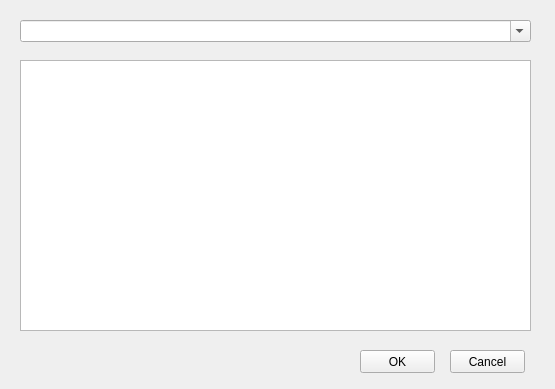
Above: RemoteDiffTool/ui/RemoteBrowse.ui from ldl5007/RemoteDiffTool before the change. Below: the same form after it.
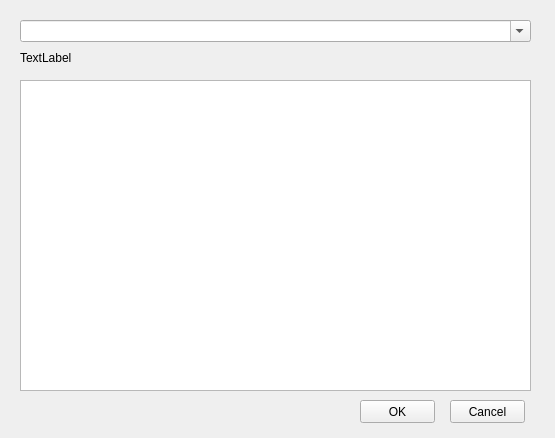
That is the form after the change.

Patch:
```diff
--- a/RemoteDiffTool/ui/RemoteBrowse.ui
+++ b/RemoteDiffTool/ui/RemoteBrowse.ui
@@ -7,7 +7,7 @@
     <x>0</x>
     <y>0</y>
     <width>555</width>
-    <height>389</height>
+    <height>438</height>
    </rect>
   </property>
   <property name="windowTitle">
@@ -17,9 +17,9 @@
    <property name="geometry">
     <rect>
      <x>20</x>
-     <y>60</y>
+     <y>80</y>
      <width>511</width>
-     <height>271</height>
+     <height>311</height>
     </rect>
    </property>
    <property name="sortingEnabled">
@@ -46,7 +46,7 @@
    <property name="geometry">
     <rect>
      <x>360</x>
-     <y>350</y>
+     <y>400</y>
      <width>75</width>
      <height>23</height>
     </rect>
@@ -62,7 +62,7 @@
    <property name="geometry">
     <rect>
      <x>450</x>
-     <y>350</y>
+     <y>400</y>
      <width>75</width>
      <height>23</height>
     </rect>
@@ -74,6 +74,19 @@
     <bool>false</bool>
    </property>
   </widget>
+  <widget class="QLabel" name="label_System">
+   <property name="geometry">
+    <rect>
+     <x>20</x>
+     <y>50</y>
+     <width>511</width>
+     <height>16</height>
+    </rect>
+   </property>
+   <property name="text">
+    <string>TextLabel</string>
+   </property>
+  </widget>
  </widget>
  <resources/>
  <connections/>
```
